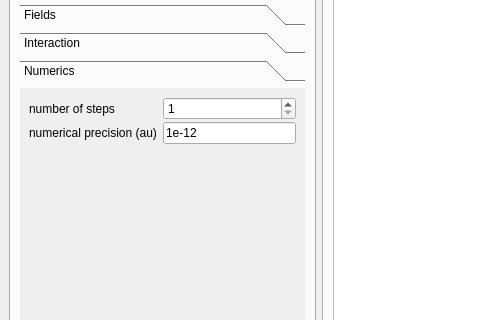
This is gui/plotter.ui in pairinteraction/pairinteraction as Qt 5 draws it before an edit; both pictures show x 0 to 480 and y 115 to 435 of the 960 by 640 pixel window. The edited form follows.
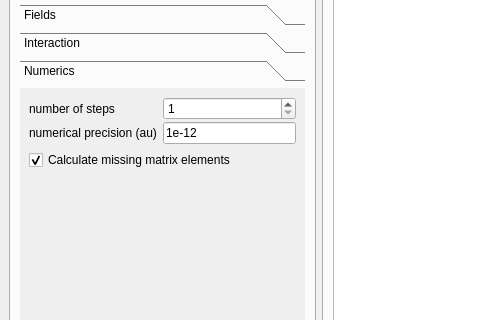
This is the edited form. The open tabs and pages were chosen to show the change. Custom widgets are drawn as their Qt base class.

Commit message: Add 'Calculate missing matrix elements' checkbox

What changed in the file:
```diff
--- a/gui/plotter.ui
+++ b/gui/plotter.ui
@@ -1724,7 +1724,7 @@
              <x>0</x>
              <y>0</y>
              <width>285</width>
-             <height>356</height>
+             <height>395</height>
             </rect>
            </property>
            <attribute name="label">
@@ -1799,6 +1799,16 @@
               </item>
              </layout>
             </item>
+            <item>
+             <widget class="QCheckBox" name="checkbox_calc_missing">
+              <property name="text">
+               <string>Calculate missing matrix elements</string>
+              </property>
+              <property name="checked">
+               <bool>true</bool>
+              </property>
+             </widget>
+            </item>
             <item>
              <spacer name="verticalSpacer_5">
               <property name="orientation">
```
Left out of the diff: 22 changed lines with no effect on the pictures. The commit also changes 6 other files.
